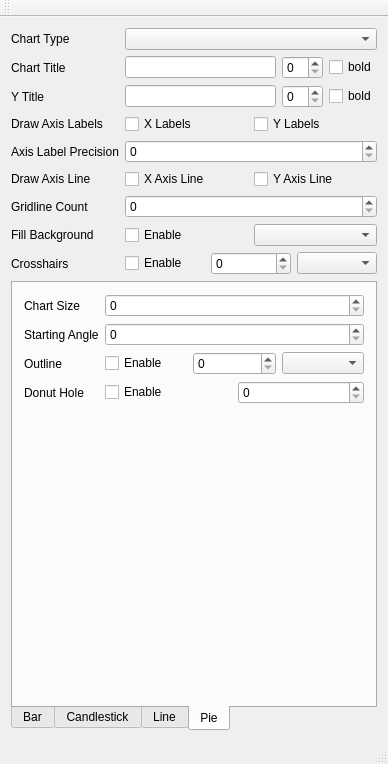
presstab/psscharts, file chartexamples/mainwindow.ui: the form before one commit.
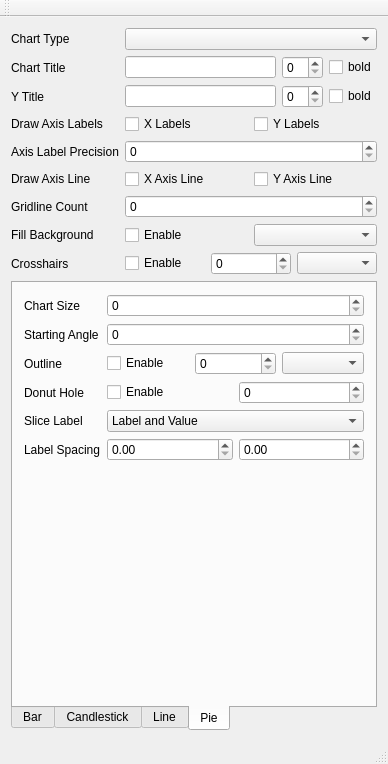
The form after the commit.

Commit message: Pie Chart Labels

The edit to the form file:
```diff
--- a/chartexamples/mainwindow.ui
+++ b/chartexamples/mainwindow.ui
@@ -596,6 +596,67 @@
               </item>
              </layout>
             </item>
+            <item row="4" column="0">
+             <widget class="QLabel" name="label_46">
+              <property name="text">
+               <string>Slice Label</string>
+              </property>
+             </widget>
+            </item>
+            <item row="4" column="1">
+             <widget class="QComboBox" name="comboboxPieLabel">
+              <property name="currentIndex">
+               <number>4</number>
+              </property>
+              <item>
+               <property name="text">
+                <string>None</string>
+               </property>
+              </item>
+              <item>
+               <property name="text">
+                <string>Label</string>
+               </property>
+              </item>
+              <item>
+               <property name="text">
+                <string>Value</string>
+               </property>
+              </item>
+              <item>
+               <property name="text">
+                <string>Percentage</string>
+               </property>
+              </item>
+              <item>
+               <property name="text">
+                <string>Label and Value</string>
+               </property>
+              </item>
+              <item>
+               <property name="text">
+                <string>Label and Percentage</string>
+               </property>
+              </item>
+             </widget>
+            </item>
+            <item row="5" column="0">
+             <widget class="QLabel" name="label_47">
+              <property name="text">
+               <string>Label Spacing</string>
+              </property>
+             </widget>
+            </item>
+            <item row="5" column="1">
+             <layout class="QHBoxLayout" name="horizontalLayout_30">
+              <item>
+               <widget class="QDoubleSpinBox" name="doublespinboxPieLabelX"/>
+              </item>
+              <item>
+               <widget class="QDoubleSpinBox" name="doublespinboxPieLabelY"/>
+              </item>
+             </layout>
+            </item>
            </layout>
           </widget>
          </widget>
```
The commit also changes 5 other files.
